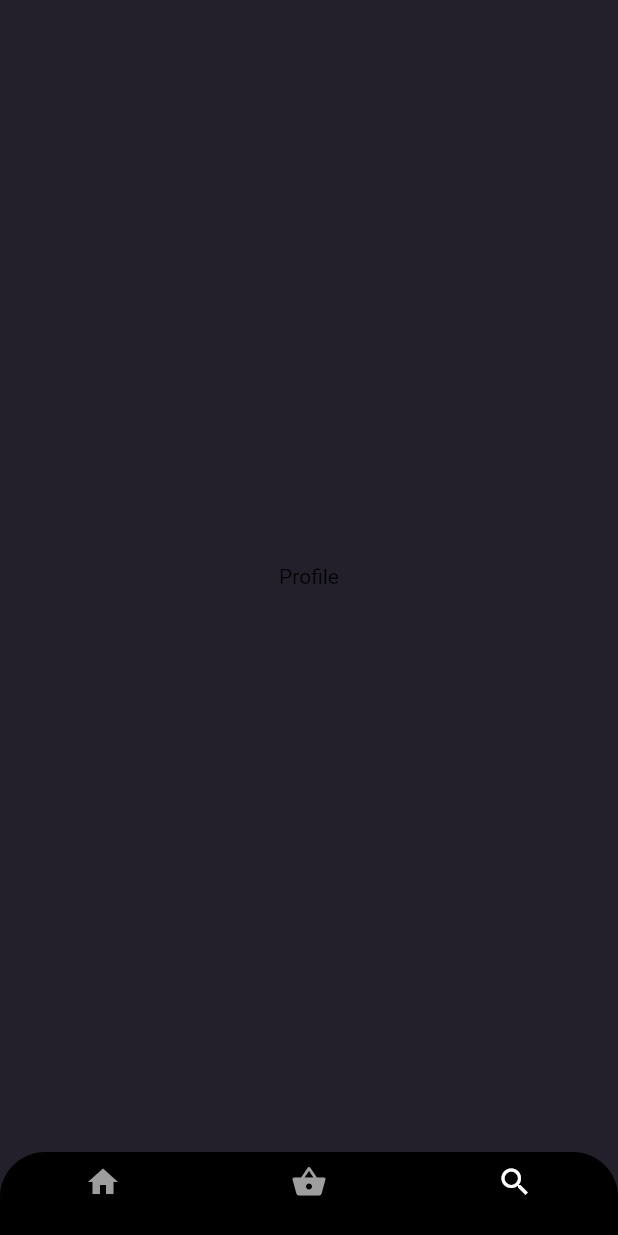
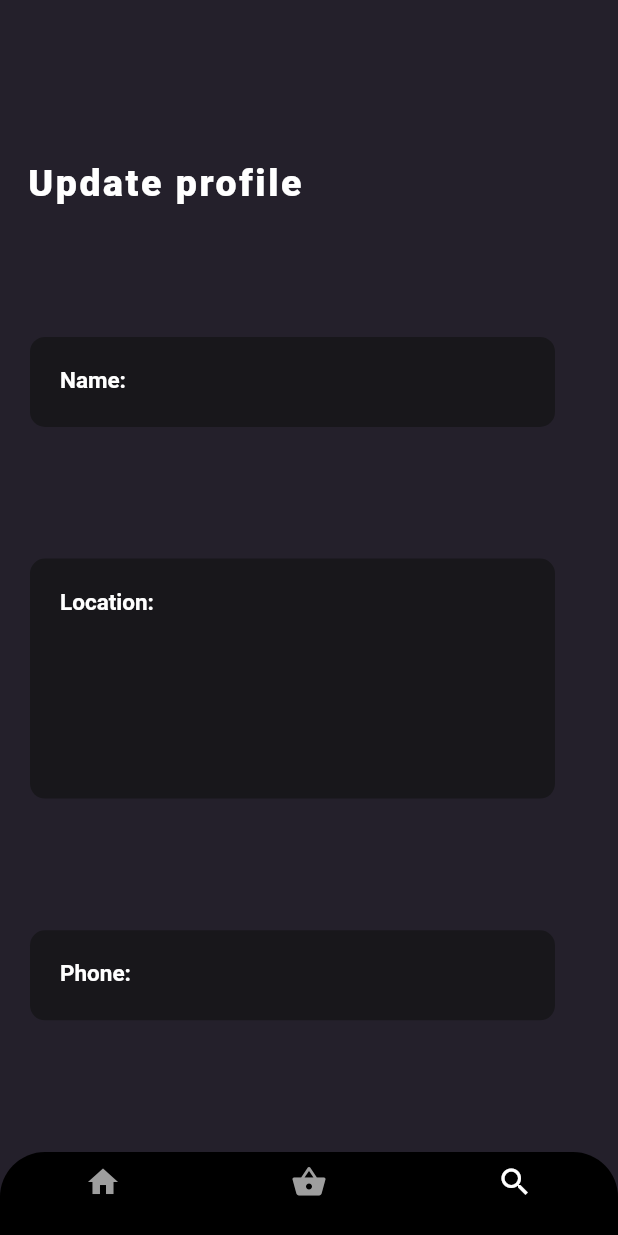
Before and after one commit to IsmailAbdirahman/shoppingApp, a Flutter app: the screen it shows once a user with an empty profile is signed in, item 3 of the bottom bar chosen, on a phone screen of 412 x 824 dp. Run offline on Flutter 3.47's test engine with Material 2 defaults, Android fonts, the phone set to English and light mode, and no system bars; our stand-ins replace cloud_firestore, firebase_auth, google_sign_in; accounts and stored records are empty.

Commit message:
Added search feature and profile screen

```diff
--- a/lib/DataModel/UserModel.dart
+++ b/lib/DataModel/UserModel.dart
@@ -1,9 +1,11 @@
-class UserModel {
-  final String uid;
+//class UserModel {
+//  final String uid;
+//
+//  UserModel({this.uid});
+//}
+//;;;
 
-  UserModel({this.uid});
-}
-//;;;
+
 class UserData {
   final String uid;
   final String name;
--- a/lib/DataService/FireStoreService.dart
+++ b/lib/DataService/FireStoreService.dart
@@ -35,6 +35,12 @@ class FireStoreService {
     });
   }
 
+  Future updateUserInformation({String name, String location, String phoneNumber}) async {
+    final FirebaseUser user = await _auth.currentUser();
+    return await userData.document(user.uid).updateData(
+        {'name': name, 'location': location, 'phoneNumber': phoneNumber});
+  }
+
   //  Retrive
   UserData _userInfoFromsnapshot(DocumentSnapshot snapshot) {
     return UserData(
@@ -48,13 +54,11 @@ class FireStoreService {
     return userData.document(uid).snapshots().map(_userInfoFromsnapshot);
   }
 
-
   updateLocationAndPhoneNo(String location, String phoneNumber) async {
     final FirebaseUser user = await _auth.currentUser();
-    return await userData.document(user.uid).updateData({
-      'location': location,
-      'phoneNumber': phoneNumber
-    });
+    return await userData
+        .document(user.uid)
+        .updateData({'location': location, 'phoneNumber': phoneNumber});
   }
 
 //------------------------------------------------------------------------------------------------//
@@ -76,7 +80,6 @@ class FireStoreService {
           productName: doc.data['nameOfProduct'],
           productDescription: doc.data['descriptionOfProduct'],
           productImage: doc.data['image']);
-
     }).toList();
   }
 
@@ -94,7 +97,7 @@ class FireStoreService {
     await userData.document(user.uid).get().then((DocumentSnapshot snapshot) {
       namee = snapshot.data['name'];
       phonee = snapshot.data['phone'];
-      phoneNumber= snapshot.data['phoneNumber'];
+      phoneNumber = snapshot.data['phoneNumber'];
       locatione = snapshot.data['location'];
     });
     return await orderedData.document(orderIdNowDateTime).setData({
@@ -106,7 +109,7 @@ class FireStoreService {
       'isDelivered': isDelivered,
       'name': namee,
       'phone': phonee,
-      'phoneNumber':phoneNumber,
+      'phoneNumber': phoneNumber,
       'location': locatione
     });
   }
--- a/lib/DisplayData.dart
+++ b/lib/DisplayData.dart
@@ -1,7 +1,10 @@
 import 'package:flutter/material.dart';
 import 'package:ladhiifshopj/OrderedList/OrderedList.dart';
 import 'package:ladhiifshopj/ProductList/ProductList.dart';
-
+import 'package:ladhiifshopj/Profile/Profile.dart';
+import 'package:provider/provider.dart';
+import 'DataModel/UserInfoModel.dart';
+import 'SignInWithGoogle/SignInWithGoogle.dart';
 
 class DisplayData extends StatefulWidget {
   DisplayData({Key key}) : super(key: key);
@@ -20,7 +23,9 @@ class homeState extends State<DisplayData> {
 
     ProductList(),
     OrderedList(),
-    Text("Profile")
+    StreamProvider<UserModel>.value(
+        value: user,
+        child: Profile())
   ];
 
   void _onItemTapped(int index) {
--- /dev/null
+++ b/lib/Profile/Profile.dart
@@ -0,0 +1,269 @@
+import 'package:flutter/cupertino.dart';
+import 'package:flutter/material.dart';
+import 'package:ladhiifshopj/DataModel/UserInfoModel.dart';
+import 'package:ladhiifshopj/DataModel/UserModel.dart';
+import 'package:ladhiifshopj/DataService/FireStoreService.dart';
+import 'package:ladhiifshopj/SignInWithGoogle/SignInWithGoogle.dart';
+import 'package:provider/provider.dart';
+
+class Profile extends StatefulWidget {
+  @override
+  _ProfileState createState() => _ProfileState();
+}
+
+class _ProfileState extends State<Profile> {
+  @override
+  Widget build(BuildContext context) {
+    FireStoreService fireStoreService = FireStoreService();
+    final userID = Provider.of<UserModel>(context);
+
+    TextEditingController editLocationController = TextEditingController();
+    TextEditingController editPhoneNumberController = TextEditingController();
+
+    return userID != null
+        ? SafeArea(
+            child: StreamBuilder<UserData>(
+              stream: FireStoreService(uid: userID.uid).userInfo,
+              builder: (BuildContext context, snapshot) {
+                if (snapshot.hasData) {
+                  UserData userData = snapshot.data;
+                  nameBeforeUpdate = userData.name;
+                  locationBeforeUpdate = userData.location;
+                  phoneBeforeUpdate = userData.phone;
+                  return Scaffold(
+                      backgroundColor: Color(0Xff24202b),
+                      body: Container(
+                        margin: const EdgeInsets.only(top: 20),
+                        child: Column(
+                          crossAxisAlignment: CrossAxisAlignment.start,
+                          mainAxisAlignment: MainAxisAlignment.spaceEvenly,
+                          children: <Widget>[
+                            Padding(
+                              padding:
+                                  const EdgeInsets.only(left: 18, right: 18),
+                              child: Text(
+                                "Update profile",
+                                style: TextStyle(
+                                    color: Colors.white,
+                                    fontWeight: FontWeight.w800,
+                                    fontSize: 25,
+                                    letterSpacing: 1.7),
+                              ),
+                            ),
+                            editNameWidget(userData),
+                            editLocationWidget(userData),
+                            editPhoneNumberWidget(userData),
+                            //  updateButton(),
+                          ],
+                        ),
+                      ));
+                } else {
+                  return CircularProgressIndicator();
+                }
+              },
+            ),
+          )
+        : CircularProgressIndicator();
+  }
+
+  bool _isEditingText = false;
+  String nameBeforeUpdate;
+
+  Widget editNameWidget(UserData userData) {
+    if (_isEditingText)
+      return Container(
+        width: 350,
+        height: 60,
+        margin: const EdgeInsets.only(left: 20),
+        padding: EdgeInsets.all(20),
+        decoration: BoxDecoration(
+            borderRadius: BorderRadius.circular(10), color: Color(0xff18171b)),
+        child: Center(
+          child: TextField(
+            onSubmitted: (newValue) {
+              if (newValue == '' || newValue == null) {
+                _isEditingText = true;
+              } else {
+                setState(() {
+                  fireStoreService.updateUserInformation(
+                      name: newValue,
+                      phoneNumber: userData.phone,
+                      location: userData.location);
+                  _isEditingText = false;
+                });
+              }
+            },
+            autofocus: true,
+          ),
+        ),
+      );
+    return InkWell(
+        onTap: () {
+          setState(() {
+            _isEditingText = true;
+          });
+        },
+        child: Container(
+            width: 350,
+            height: 60,
+            margin: const EdgeInsets.only(left: 20, right: 20),
+            padding: EdgeInsets.all(20),
+            decoration: BoxDecoration(
+                borderRadius: BorderRadius.circular(10),
+                color: Color(0xff18171b)),
+            child: RichText(
+              text: TextSpan(
+                  text: 'Name: ',
+                  style: TextStyle(
+                      color: Colors.white,
+                      fontWeight: FontWeight.w700,
+                      fontSize: 15),
+                  children: <TextSpan>[
+                    TextSpan(
+                        text: nameBeforeUpdate,
+                        style: TextStyle(color: Colors.grey))
+                  ]),
+            )));
+  }
+
+  bool _isEditingLocation = false;
+  String locationBeforeUpdate;
+
+  Widget editLocationWidget(UserData userData) {
+    if (_isEditingLocation)
+      return Center(
+        child: Container(
+          width: 350,
+          height: 60,
+          margin: const EdgeInsets.only(left: 20),
+          padding: EdgeInsets.all(20),
+          decoration: BoxDecoration(
+              borderRadius: BorderRadius.circular(10),
+              color: Color(0xff18171b)),
+          child: TextField(
+            style: TextStyle(color: Colors.white70),
+            onSubmitted: (newValue) {
+              if (newValue == '' || newValue == null) {
+                _isEditingLocation = true;
+              } else {
+                setState(() {
+                  fireStoreService.updateUserInformation(
+                      name: userData.name,
+                      phoneNumber: userData.phone,
+                      location: newValue);
+                  _isEditingLocation = false;
+                });
+              }
+            },
+            autofocus: true,
+          ),
+        ),
+      );
+    return InkWell(
+        onTap: () {
+          setState(() {
+            _isEditingLocation = true;
+          });
+        },
+        child: Container(
+            width: 350,
+            height: 160,
+            margin: const EdgeInsets.only(left: 20, right: 20),
+            padding: EdgeInsets.all(20),
+            decoration: BoxDecoration(
+                borderRadius: BorderRadius.circular(10),
+                color: Color(0xff18171b)),
+            child: RichText(
+              text: TextSpan(
+                  text: 'Location: ',
+                  style: TextStyle(
+                      color: Colors.white,
+                      fontWeight: FontWeight.w700,
+                      fontSize: 15),
+                  children: <TextSpan>[
+                    TextSpan(
+                        text: locationBeforeUpdate,
+                        style: TextStyle(color: Colors.grey))
+                  ]),
+            )));
+  }
+
+  bool _isEditingPhone = false;
+  String phoneBeforeUpdate;
+
+  Widget editPhoneNumberWidget(UserData userData) {
+    if (_isEditingPhone)
+      return Container(
+        width: 350,
+        height: 60,
+        margin: const EdgeInsets.only(left: 20),
+        padding: EdgeInsets.all(20),
+        decoration: BoxDecoration(
+            borderRadius: BorderRadius.circular(10), color: Color(0xff18171b)),
+        child: Center(
+          child: TextField(
+            onSubmitted: (newValue) {
+              if (newValue == '' || newValue == null) {
+                _isEditingPhone = true;
+              } else {
+                setState(() {
+                  fireStoreService.updateUserInformation(
+                      name: userData.name,
+                      phoneNumber: newValue,
+                      location: userData.location);
+                  _isEditingPhone = false;
+                });
+              }
+            },
+            autofocus: true,
+          ),
+        ),
+      );
+    return InkWell(
+        onTap: () {
+          setState(() {
+            _isEditingPhone = true;
+          });
+        },
+        child: Container(
+          width: 350,
+          height: 60,
+          margin: const EdgeInsets.only(left: 20),
+          padding: EdgeInsets.all(20),
+          decoration: BoxDecoration(
+              borderRadius: BorderRadius.circular(10),
+              color: Color(0xff18171b)),
+          child: RichText(
+            text: TextSpan(
+                text: 'Phone: ',
+                style: TextStyle(
+                    color: Colors.white,
+                    fontWeight: FontWeight.w700,
+                    fontSize: 15),
+                children: <TextSpan>[
+                  TextSpan(
+                      text: phoneBeforeUpdate,
+                      style: TextStyle(color: Colors.grey))
+                ]),
+          ),
+        ));
+  }
+
+  Widget updateButton() {
+    return Container(
+      height: 45,
+      width: 100,
+      margin: const EdgeInsets.only(top: 70),
+      child: RaisedButton(
+        onPressed: null,
+        child: Text(
+          "Update",
+          style: TextStyle(color: Colors.black),
+        ),
+        disabledColor: const Color(0xFF1BC0C5),
+        shape: RoundedRectangleBorder(
+            borderRadius: new BorderRadius.circular(30.0)),
+      ),
+    );
+  }
+}
--- a/lib/SignInWithGoogle/AlertDailogForPhoneAndLocation.dart
+++ b/lib/SignInWithGoogle/AlertDailogForPhoneAndLocation.dart
@@ -67,7 +67,7 @@ class _AlertDailogForPhoneAndLocationState
                     },
                     child: Text(
                       "Save",
-                      style: TextStyle(color: Colors.white),
+                      style: TextStyle(color: Colors.black),
                     ),
                     color: const Color(0xFF1BC0C5),
                   ),
```
Also changed, not shown: lib/ConfigScreen.dart (added, +18 -0 lines), lib/DataModel/UserInfoModel.dart (+10 -10 lines), lib/ProductList/DetailScreen.dart (+6 -3 lines), lib/ProductList/ProductList.dart (+30 -8 lines), lib/ProductList/ProductTile.dart (deleted, +0 -52 lines), lib/ProductList/SearchProduct.dart (added, +92 -0 lines).
